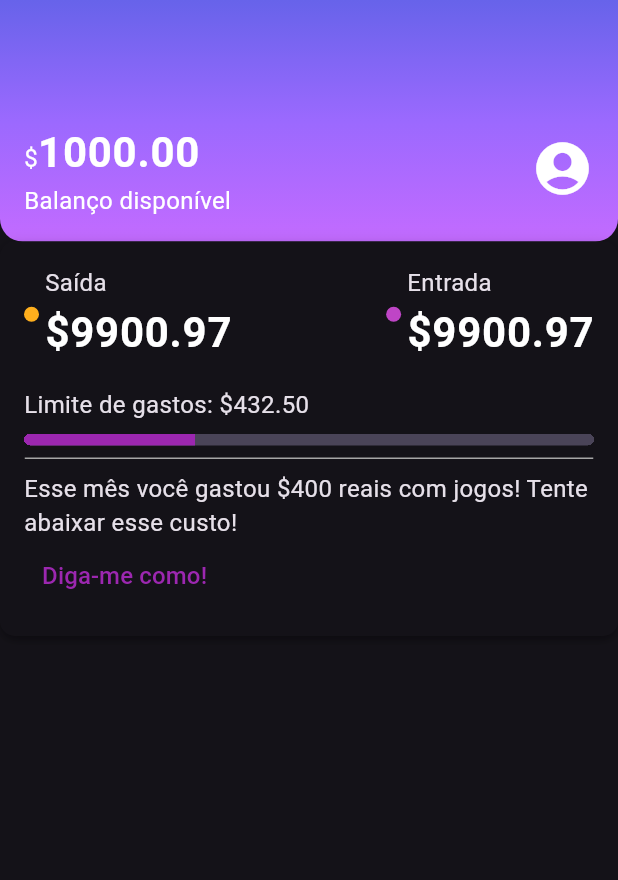
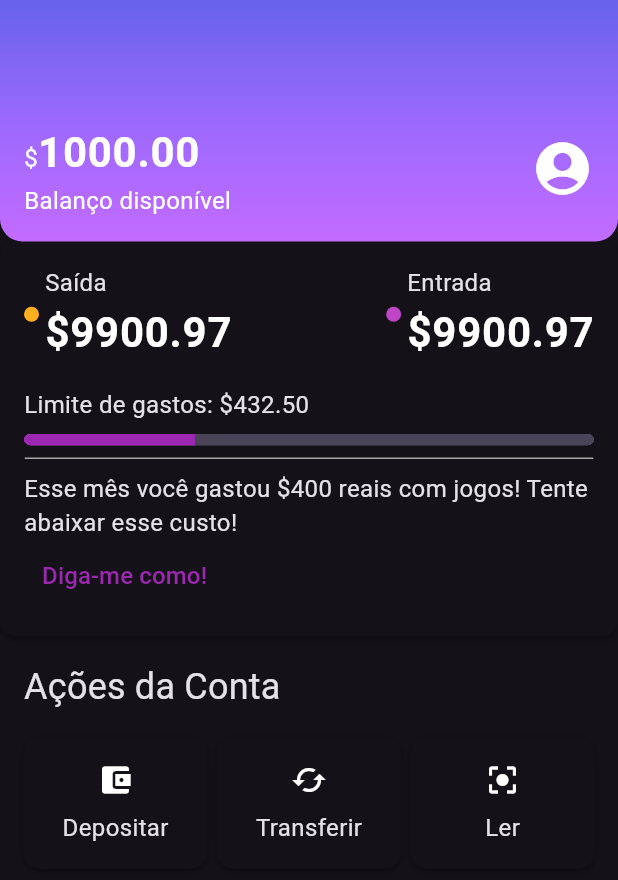
Before and after one commit to GiovanaJensen/alubankMobile, a Flutter app: the screen it shows after launch, on a phone screen of 412 x 824 dp. Shown: the top 880 px of the screen. Run offline on Flutter 3.47's test engine with Material 3 defaults, Android fonts, the phone set to English and light mode, and no system bars.

Commit message:
add: secao de  acoes da conta

```diff
--- a/lib/components/box_card.dart
+++ b/lib/components/box_card.dart
@@ -6,7 +6,7 @@ class BoxCard extends StatelessWidget {
 
   @override
   Widget build(BuildContext context) {
-    return Container(
+    return Ink(
       decoration: BoxDecoration(
         boxShadow: kElevationToShadow[3],
         borderRadius: BorderRadius.circular(10),
--- /dev/null
+++ b/lib/components/sections/account_actions.dart
@@ -0,0 +1,77 @@
+import 'package:alubank/components/box_card.dart';
+import 'package:flutter/material.dart';
+
+class AccountActions extends StatelessWidget {
+  const AccountActions({super.key});
+
+  @override
+  Widget build(BuildContext context) {
+    return Padding(
+      padding: EdgeInsets.all(16),
+      child: Column(
+        crossAxisAlignment: CrossAxisAlignment.start,
+        children: [
+          Padding(
+            padding: const EdgeInsets.only(bottom: 16.0),
+            child: Text(
+              "Ações da Conta",
+              style: Theme.of(context).textTheme.titleMedium,
+            ),
+          ),
+          Row(
+            mainAxisAlignment: MainAxisAlignment.spaceBetween,
+            children: [
+              InkWell(
+                  onTap: (){},
+                  child: BoxCard(
+                boxContent: _AccountActionsContent(
+                  icon: Icon(Icons.account_balance_wallet),
+                  text: "Depositar",
+                ),
+              )),
+              InkWell(
+                  onTap: (){},
+                  child: BoxCard(
+                boxContent: _AccountActionsContent(
+                  icon: Icon(Icons.cached),
+                  text: "Transferir",
+                ),
+              )),
+              InkWell(
+                  onTap: (){},
+                  child: BoxCard(
+                boxContent: _AccountActionsContent(
+                  icon: Icon(Icons.center_focus_strong),
+                  text: "Ler",
+                ),
+              )),
+            ],
+          )
+        ],
+      ),
+    );
+  }
+}
+
+class _AccountActionsContent extends StatelessWidget {
+  final Icon icon;
+  final String text;
+  const _AccountActionsContent(
+      {super.key, required this.icon, required this.text});
+
+  @override
+  Widget build(BuildContext context) {
+    return Container(
+      width: 90,
+      child: Column(
+        children: [
+          Padding(
+            padding: const EdgeInsets.only(bottom: 8.0),
+            child: icon,
+          ),
+          Text(text),
+        ],
+      ),
+    );
+  }
+}
--- a/lib/screens/home.dart
+++ b/lib/screens/home.dart
@@ -1,8 +1,9 @@
 import 'package:alubank/components/box_card.dart';
 import 'package:alubank/components/color_dot.dart';
 import 'package:alubank/components/content_division.dart';
-import 'package:alubank/components/sections/Header.dart';
-import 'package:alubank/components/sections/Recent_activity.dart';
+import 'package:alubank/components/sections/account_actions.dart';
+import 'package:alubank/components/sections/header.dart';
+import 'package:alubank/components/sections/recent_activity.dart';
 import 'package:alubank/themes/theme_colors.dart';
 import 'package:flutter/material.dart';
 
@@ -15,6 +16,7 @@ class Home extends StatelessWidget {
       children: <Widget>[
         Header(),
         RecentActivity(),
+        AccountActions(),
       ],
     ),);
   }
--- a/lib/themes/my_theme.dart
+++ b/lib/themes/my_theme.dart
@@ -13,6 +13,10 @@ ThemeData MyTheme = ThemeData(
       fontSize: 28,
       fontWeight: FontWeight.bold,
       color: Colors.white
+    ),
+    titleMedium: TextStyle(
+      fontSize: 24,
+      fontWeight: FontWeight.normal,
     )
   ),
 );
```
